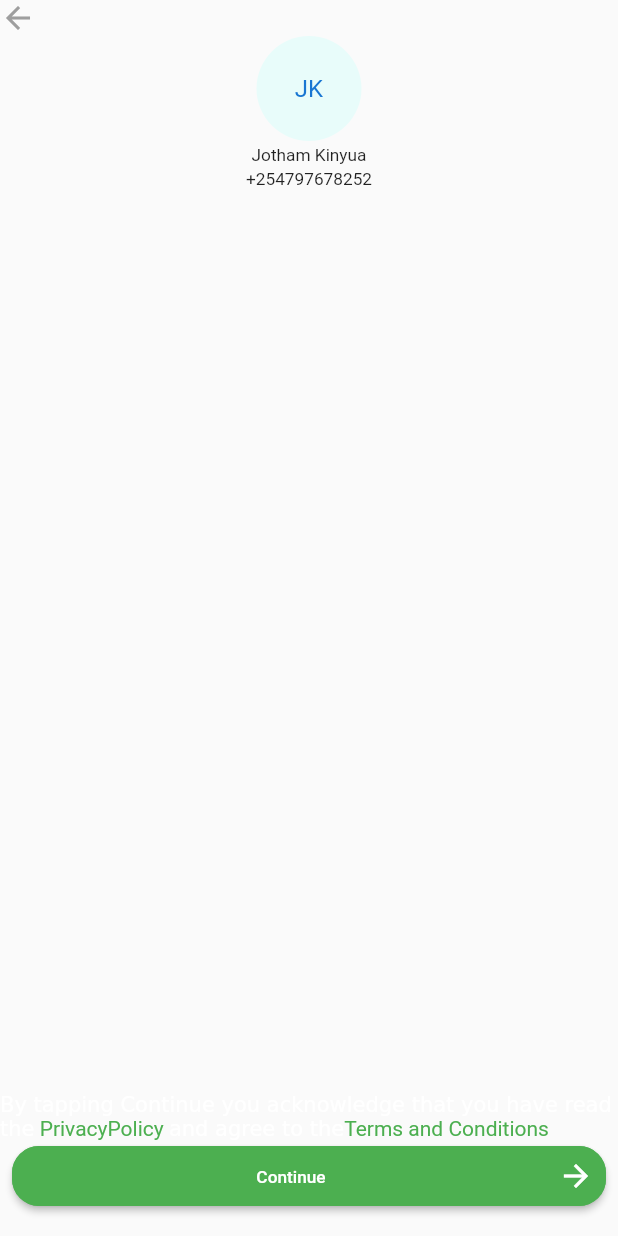
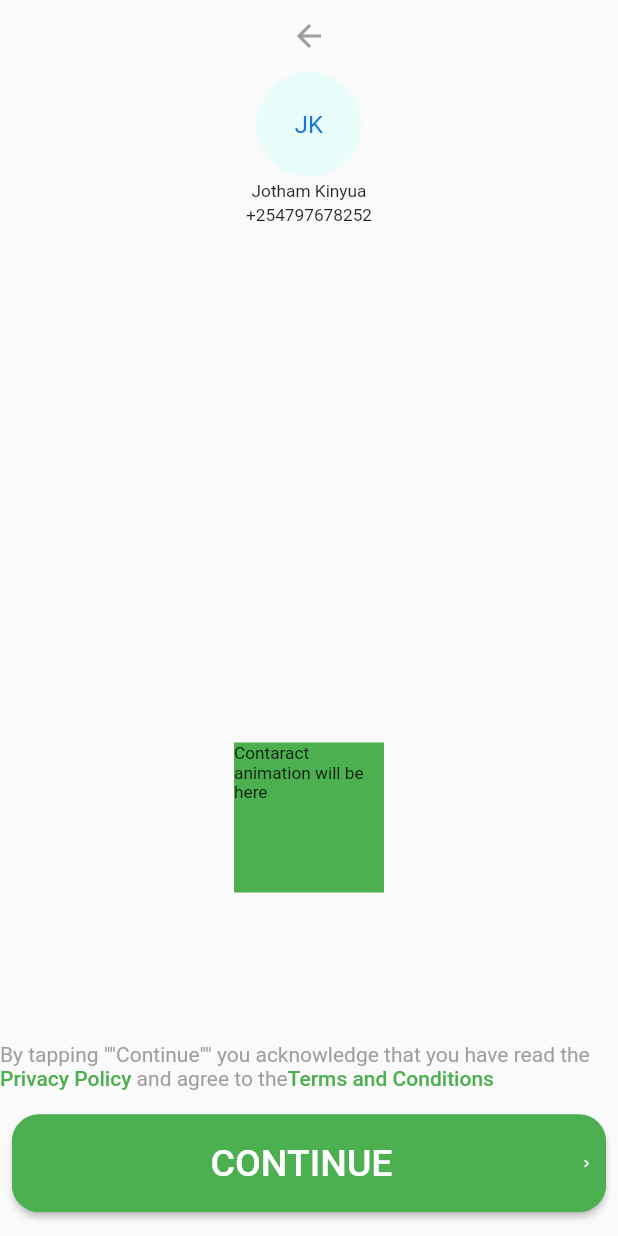
Before and after one commit to CreamyMilk/zukees, a Flutter app: the AcceptTerms screen opened by its route, on a phone screen of 412 x 824 dp. Run offline on Flutter 3.47's test engine with Material 2 defaults, Android fonts, the phone set to English and light mode, and no system bars; our stand-ins replace cached_network_image, cloud_firestore, firebase_core, flushbar, flutter_blurhash, hive and 7 more; missing offline and left inert: sms_consent; accounts and stored records are empty.

Commit message:
🐍Fixes minor styling issues

```diff
--- a/lib/pages/login/acceptTerms.dart
+++ b/lib/pages/login/acceptTerms.dart
@@ -6,7 +6,8 @@ class AcceptTerms extends StatelessWidget {
   Widget build(BuildContext context) {
     return Scaffold(
         bottomNavigationBar: Padding(
-          padding: const EdgeInsets.only(bottom: 16.0, left: 8.0, right: 8.0),
+          padding: const EdgeInsets.only(
+              top: 16.0, bottom: 16.0, left: 8.0, right: 8.0),
           child: MaterialButton(
             shape: RoundedRectangleBorder(
                 borderRadius: BorderRadius.circular(18.0),
@@ -20,10 +21,15 @@ class AcceptTerms extends StatelessWidget {
               mainAxisAlignment: MainAxisAlignment.spaceAround,
               children: [
                 Spacer(),
-                Text("Continue", style: TextStyle(color: Colors.white)),
+                Container(
+                  margin: EdgeInsets.only(top: 10, bottom: 10),
+                  child: Text("CONTINUE",
+                      style: TextStyle(color: Colors.white, fontSize: 25)),
+                ),
                 Spacer(),
                 Icon(
-                  Icons.arrow_forward,
+                  Icons.keyboard_arrow_right,
+                  size: 10,
                   color: Colors.white,
                 ),
               ],
@@ -35,7 +41,13 @@ class AcceptTerms extends StatelessWidget {
             mainAxisAlignment: MainAxisAlignment.end,
             crossAxisAlignment: CrossAxisAlignment.center,
             children: <Widget>[
-              Row(children: [Icon(Icons.arrow_back, color: Colors.grey)]),
+              IconButton(
+                icon: Icon(Icons.arrow_back),
+                color: Colors.grey,
+                onPressed: () {
+                  Navigator.of(context).pop();
+                },
+              ),
               CircleAvatar(
                   minRadius: 35,
                   backgroundColor: Color(0xfffe8fcfa),
@@ -52,7 +64,11 @@ class AcceptTerms extends StatelessWidget {
               Row(children: [
                 // lstore.buttonStates.forEach((k) => Text('$k')),
                 Spacer(),
-                Container(color: Colors.green),
+                Container(
+                    height: 100,
+                    width: 100,
+                    color: Colors.green,
+                    child: Text("Contaract animation will be here")),
                 Spacer(),
               ]),
               SizedBox(
@@ -63,24 +79,30 @@ class AcceptTerms extends StatelessWidget {
                 child: RichText(
                     text: TextSpan(children: [
                   TextSpan(
+                      style: TextStyle(color: Colors.grey),
                       text:
-                          "By tapping Continue you acknowledge that you have read the"),
+                          "By tapping \"\"Continue\"\" you acknowledge that you have read the"),
                   TextSpan(
-                    text: " PrivacyPolicy ",
-                    style: TextStyle(color: Colors.green),
+                    text: " Privacy Policy ",
+                    style: TextStyle(
+                        color: Colors.green, fontWeight: FontWeight.w500),
                     recognizer: TapGestureRecognizer()
                       ..onTap = () {
                         Navigator.of(context).pushNamed("/termspage");
                       },
                   ),
-                  TextSpan(text: "and agree to the"),
+                  TextSpan(
+                    text: "and agree to the",
+                    style: TextStyle(color: Colors.grey),
+                  ),
                   TextSpan(
                       recognizer: TapGestureRecognizer()
                         ..onTap = () {
                           Navigator.of(context).pushNamed("/termspage");
                         },
                       text: "Terms and Conditions ",
-                      style: TextStyle(color: Colors.green)),
+                      style: TextStyle(
+                          color: Colors.green, fontWeight: FontWeight.w500)),
                 ])),
               ),
             ],
--- a/lib/tabs/profile_tab.dart
+++ b/lib/tabs/profile_tab.dart
@@ -30,6 +30,8 @@ class ProfileTab extends StatelessWidget {
         slivers: [
           SliverAppBar(
             expandedHeight: 150,
+            pinned: true,
+            floating: false,
             title: Text(
               "Contacts Page",
               style: TextStyle(color: Colors.black),
```
Also changed, not shown: lib/pages/login/otp_new_page.dart (+11 -3 lines), lib/pages/login/termPage.dart (+12 -4 lines), lib/providers/login_data.dart (+8 -2 lines).
